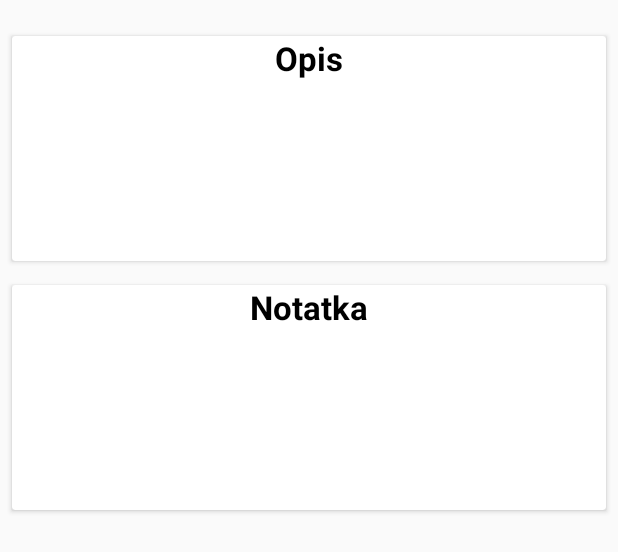
After one commit to matimac1994/myPlaces, an Android app: the layout content_show_place.xml on its own in the app's theme, with its tools: preview values and no code run, on a phone screen of 412 x 824 dp. The commit adds this screen. Shown: the top 552 px of the screen. Run offline under Robolectric (Android 15) with nearby library versions, the phone set to English and light mode, and no system bars.

Commit message:
Move to place repository Partially work show place activity

```diff
--- a/app/src/main/java/com/maciejak/myplaces/ui/fragment/MapFragment.java
+++ b/app/src/main/java/com/maciejak/myplaces/ui/fragment/MapFragment.java
@@ -22,6 +22,7 @@ import com.google.android.gms.maps.model.MarkerOptions;
 import com.maciejak.myplaces.MyPlacesApplication;
 import com.maciejak.myplaces.R;
 import com.maciejak.myplaces.model.Place;
+import com.maciejak.myplaces.repository.PlaceRepository;
 import com.raizlabs.android.dbflow.sql.language.SQLite;
 
 import java.util.ArrayList;
@@ -38,6 +39,7 @@ public class MapFragment extends BaseFragment implements OnMapReadyCallback,
     List<Marker> mMarkersOnMap;
     BitmapDescriptor mMarkerIcon;
     UiSettings mUiSettings;
+    PlaceRepository mPlaceRepository;
 
     public MapFragment() {
         // Required empty public constructor
@@ -59,7 +61,7 @@ public class MapFragment extends BaseFragment implements OnMapReadyCallback,
 
         mMarkerIcon = BitmapDescriptorFactory.fromResource(R.drawable.heart_red);
         mMarkersOnMap = new ArrayList<>();
-
+        mPlaceRepository = new PlaceRepository();
         FloatingActionMenu floatingActionMenu = (FloatingActionMenu) view.findViewById(R.id.add_place_menu);
         configFloatingActionMenu(getContext(), floatingActionMenu);
 
@@ -125,7 +127,7 @@ public class MapFragment extends BaseFragment implements OnMapReadyCallback,
     @Override
     public void onStart() {
         MyPlacesApplication.getGoogleApiClientHelper().connect();
-        mPlaceList = SQLite.select().from(Place.class).queryList();
+        mPlaceList = mPlaceRepository.getPlaces();
         super.onStart();
     }
 
--- /dev/null
+++ b/app/src/main/res/layout/content_show_place.xml
@@ -0,0 +1,86 @@
+<?xml version="1.0" encoding="utf-8"?>
+<android.support.v4.widget.NestedScrollView
+    xmlns:android="http://schemas.android.com/apk/res/android"
+    xmlns:app="http://schemas.android.com/apk/res-auto"
+    xmlns:tools="http://schemas.android.com/tools"
+    android:layout_width="match_parent"
+    android:layout_height="match_parent"
+    app:layout_behavior="@string/appbar_scrolling_view_behavior"
+    tools:context="com.maciejak.myplaces.ui.activity.ShowPlaceActivity"
+    tools:showIn="@layout/activity_show_place">
+
+    <LinearLayout
+        android:layout_width="match_parent"
+        android:layout_height="wrap_content"
+        android:orientation="vertical"
+        android:paddingTop="16dp">
+
+        <android.support.v7.widget.CardView
+            android:id="@+id/show_place_description_card_view"
+            android:layout_width="match_parent"
+            android:layout_height="wrap_content"
+            android:layout_margin="8dp">
+
+            <RelativeLayout
+                android:layout_width="match_parent"
+                android:layout_height="wrap_content"
+                android:minHeight="150dp">
+
+                <TextView
+                    android:id="@+id/show_place_description_title"
+                    android:layout_width="match_parent"
+                    android:layout_height="wrap_content"
+                    android:text="@string/description"
+                    android:textColor="@color/Black"
+                    android:textStyle="bold"
+                    android:textSize="22sp"
+                    android:gravity="center_horizontal"/>
+
+                <TextView
+                    android:id="@+id/show_place_description_content"
+                    android:layout_width="match_parent"
+                    android:layout_height="wrap_content"
+                    android:layout_below="@+id/show_place_description_title"
+                    android:padding="8dp"
+                    android:textSize="18sp"
+                    android:gravity="center_horizontal"/>
+
+            </RelativeLayout>
+        </android.support.v7.widget.CardView>
+
+        <android.support.v7.widget.CardView
+            android:id="@+id/show_place_note_card_view"
+            android:layout_width="match_parent"
+            android:layout_height="wrap_content"
+            android:layout_margin="8dp"
+            android:paddingTop="32dp">
+
+            <RelativeLayout
+                android:layout_width="match_parent"
+                android:layout_height="wrap_content"
+                android:minHeight="150dp">
+
+                <TextView
+                    android:id="@+id/show_place_note_title"
+                    android:layout_width="match_parent"
+                    android:layout_height="wrap_content"
+                    android:text="@string/note"
+                    android:textStyle="bold"
+                    android:textColor="@color/Black"
+                    android:textSize="22sp"
+                    android:gravity="center_horizontal"/>
+
+                <TextView
+                    android:id="@+id/show_place_note_content"
+                    android:layout_width="match_parent"
+                    android:layout_height="wrap_content"
+                    android:layout_below="@+id/show_place_note_title"
+                    android:padding="8dp"
+                    android:textSize="18sp"
+                    android:gravity="center_horizontal"/>
+
+            </RelativeLayout>
+        </android.support.v7.widget.CardView>
+
+    </LinearLayout>
+</android.support.v4.widget.NestedScrollView>
--- a/app/src/main/res/values/strings.xml
+++ b/app/src/main/res/values/strings.xml
@@ -45,6 +45,9 @@
     <string name="yes">Tak</string>
     <string name="back">Cofnij</string>
     <string name="are_you_sure_to_delete">Jesteś pewny że chcesz usunąć?</string>
+    <string name="description">Opis</string>
+    <string name="note">Notatka</string>
+    <string name="deleted">Usunięto</string>
 
     <array name="pick_photos_array">
         <item>Wybierz zdjęcie z galerii</item>
```
Also changed, not shown: app/src/main/java/com/maciejak/myplaces/repository/PlaceRepository.java (renamed from app/src/main/java/com/maciejak/myplaces/manager/FavouritePlaceFormAddManager.java, +12 -4 lines), app/src/main/java/com/maciejak/myplaces/ui/activity/FavouritePlaceFormAddActivity.java (+4 -4 lines), app/src/main/java/com/maciejak/myplaces/ui/activity/ShowPlaceActivity.java (+80 -2 lines), app/src/main/res/layout/activity_show_place.xml (+61 -2 lines).
